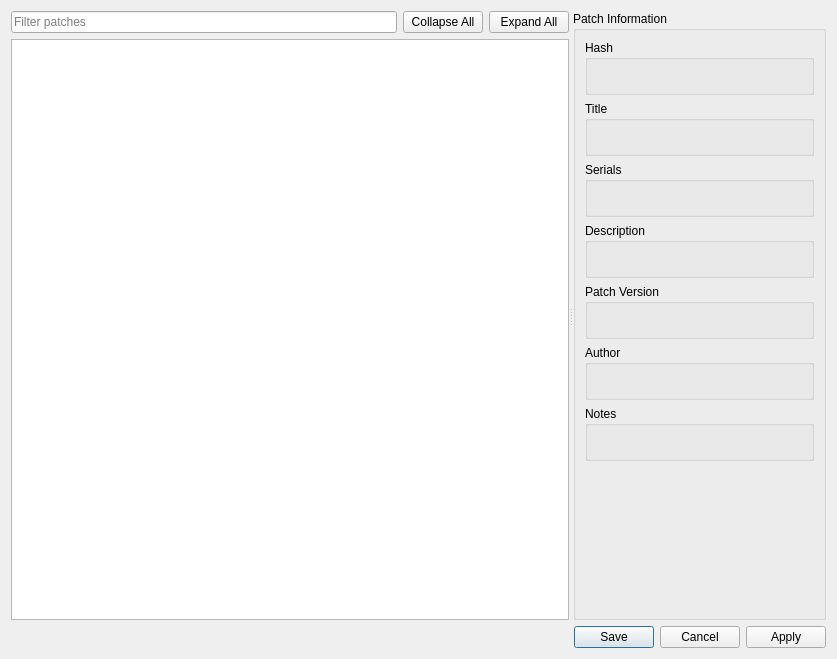
The window that rpcs3/rpcs3qt/patch_manager_dialog.ui (RPCS3/rpcs3) describes before a commit, drawn with Qt 5.
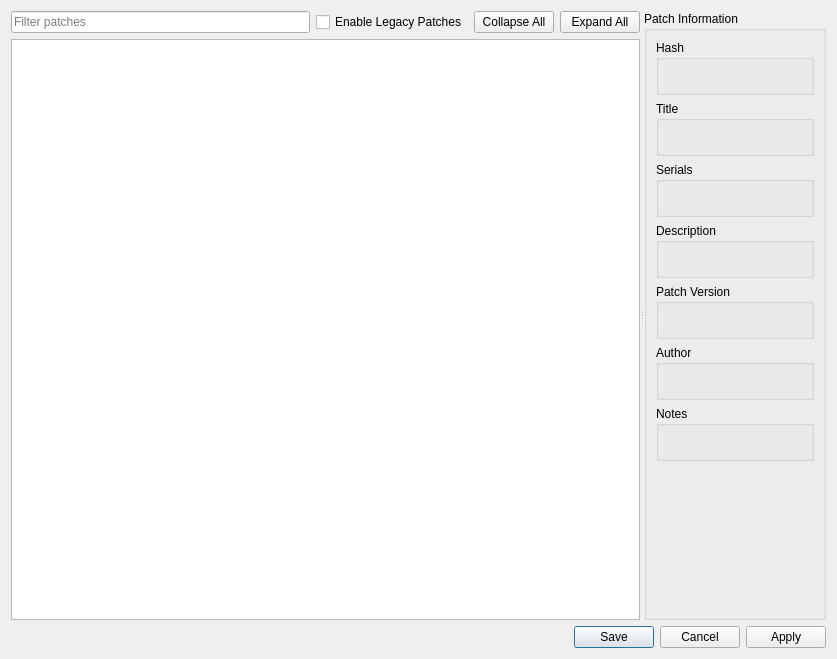
The same window after the commit.

Commit message: patch manager: add checkbox for "enable legacy"

The edit to the form file:
```diff
--- a/rpcs3/rpcs3qt/patch_manager_dialog.ui
+++ b/rpcs3/rpcs3qt/patch_manager_dialog.ui
@@ -36,6 +36,13 @@
            </property>
           </widget>
          </item>
+         <item>
+          <widget class="QCheckBox" name="cb_enable_legacy_patches">
+           <property name="text">
+            <string>Enable Legacy Patches</string>
+           </property>
+          </widget>
+         </item>
          <item>
           <widget class="QPushButton" name="pb_collapse_all">
            <property name="text">
```
The commit also changes 5 other files.
